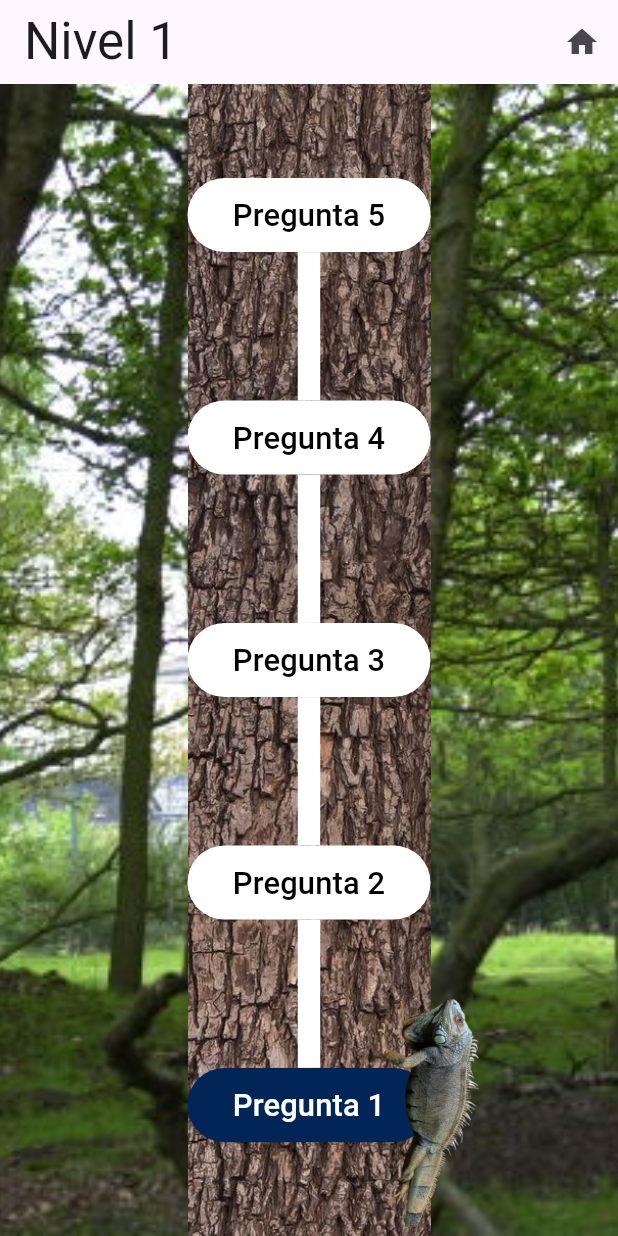
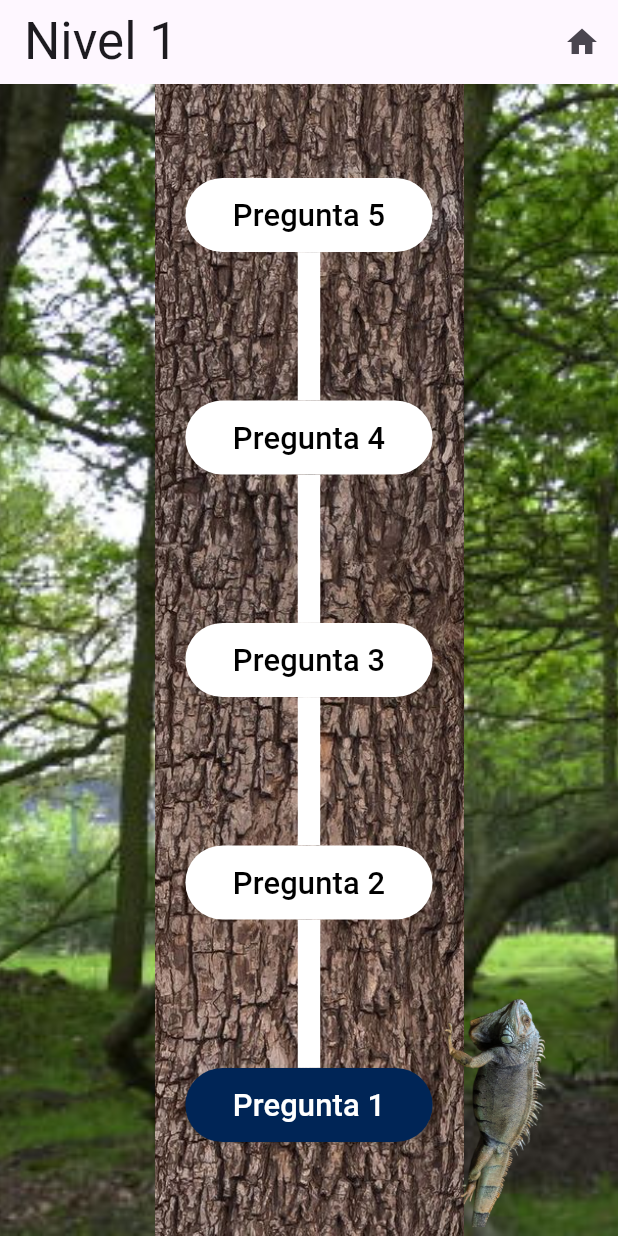
Before and after one commit to MikeOwer/ProyectoMantenimiento, a Flutter app: the QuizPage screen opened directly, on a phone screen of 412 x 824 dp. Run offline on Flutter 3.47's test engine with Material 3 defaults, Android fonts, the phone set to English and light mode, and no system bars; our stand-ins replace cloud_firestore, firebase_auth, firebase_core, firebase_messaging, google_sign_in, share_plus; missing offline and left inert: flutter_facebook_auth; accounts and stored records are empty; network calls fail; Roboto replaces fonts that are missing (Montserrat-SemiBold.ttf); project files that could hold a hidden picture were left out.

Commit message:
Se crearon variables para ayudar en el diseño responsive de la aplicación.

```diff
--- a/diabetic_app/lib/pages/quiz_page.dart
+++ b/diabetic_app/lib/pages/quiz_page.dart
@@ -177,6 +177,8 @@
   }
 
   Widget _quizBackgroundLayout() {
+    var equalValueForTree = (MediaQuery.of(context).size.width * 0.25);
+    var equalValueForQuestions = (MediaQuery.of(context).size.width * 0.30);
     return Stack(
       //Trabaja como un espacio para acomodar widgets
       children: [
@@ -189,8 +191,8 @@
         ),
         Positioned(
           //Imagen del tronco del árbol
-          left: 125,
-          right: 125,
+          left: equalValueForTree,
+          right: equalValueForTree,
           bottom: 0,
           top: 0,
           child: Image.asset(
@@ -200,8 +202,8 @@
         ),
         Positioned(
           //Los botones de las preguntas
-          left: 125,
-          right: 125,
+          left: equalValueForQuestions,
+          right: equalValueForQuestions,
           bottom: 0,
           top: 0,
           child: SizedBox(
@@ -242,6 +244,7 @@
 
   List<Widget> buildTolokList() {
     List<Widget> tolokList = [];
+    var tolokWidthContainer = (MediaQuery.of(context).size.width * 0.28);
 
     for (int i = 0; i < 5; i++) {
       //Modificar lo del tolok
@@ -249,7 +252,7 @@
         Container(
           //color: Colors.red,
           child: SizedBox(
-            width: 160,
+            width: tolokWidthContainer,
             child: Container(
               width: MediaQuery.of(context).size.width * 0.2,
               height: MediaQuery.of(context).size.height * 0.185,
```
